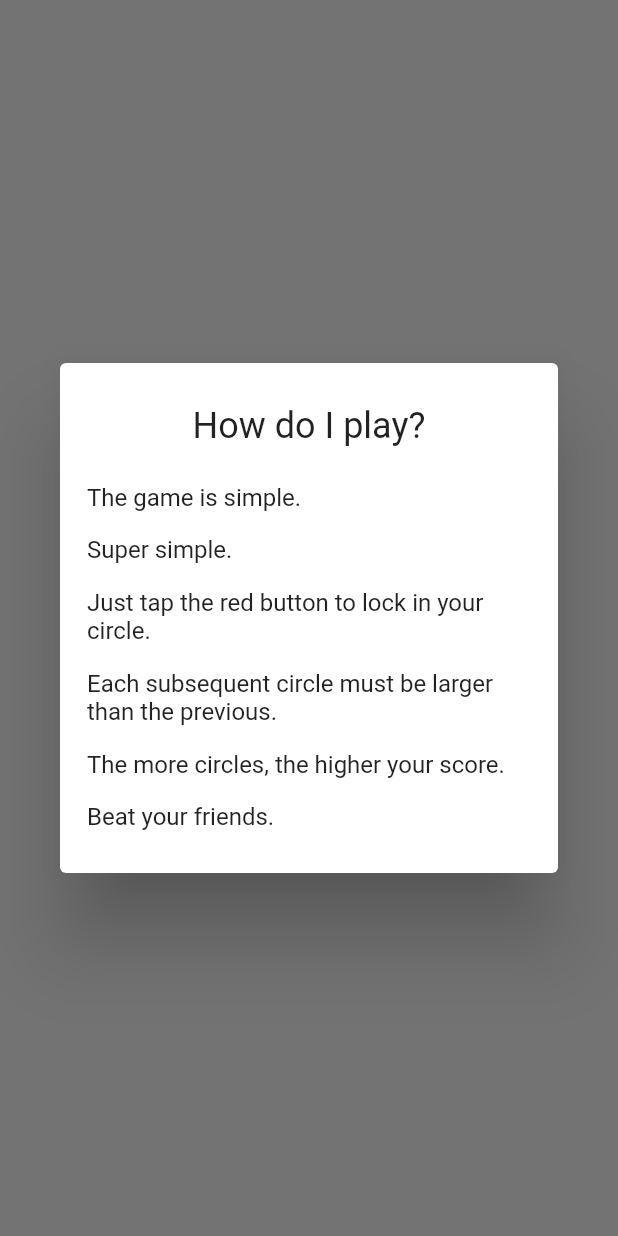
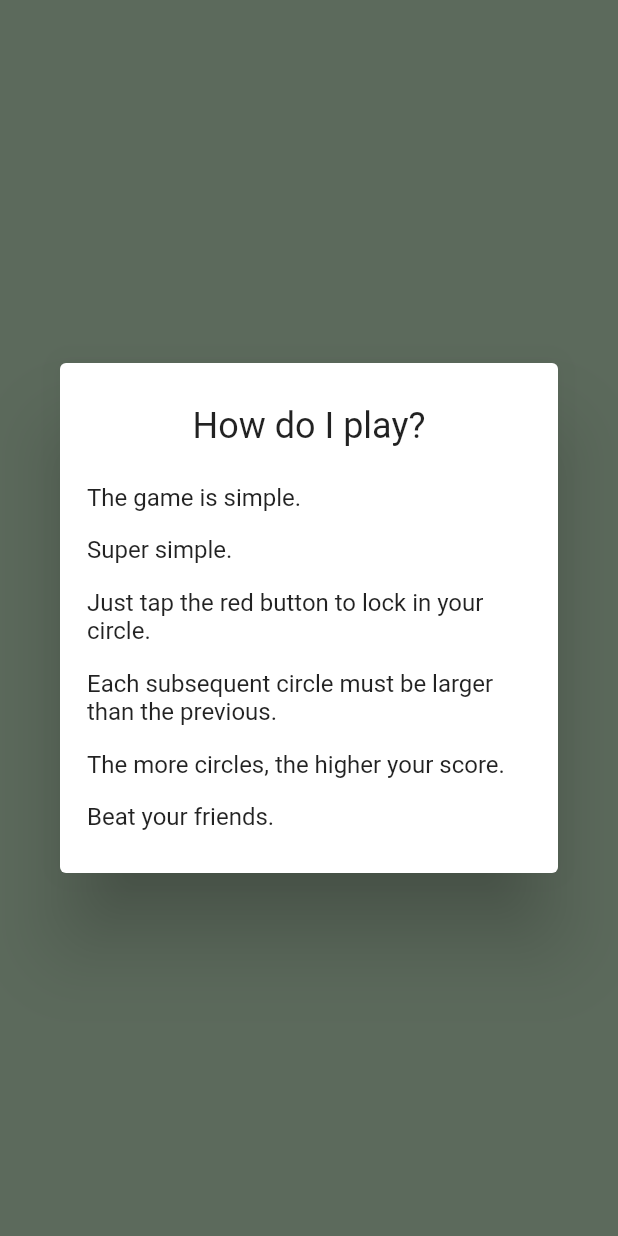
Before and after one commit to IsaacZhang1/daily-challenge-game, a Flutter app: the screen it shows after launch, on a phone screen of 412 x 824 dp. Run offline on Flutter 3.47's test engine with Material 2 defaults, Android fonts, the phone set to English and light mode, and no system bars; our stand-ins replace flutter_countdown_timer, shared_preferences.

Commit message:
quick color update

```diff
--- a/lib/main.dart
+++ b/lib/main.dart
@@ -24,7 +24,7 @@ class MyApp extends StatelessWidget {
         // or simply save your changes to "hot reload" in a Flutter IDE).
         // Notice that the counter didn't reset back to zero; the application
         // is not restarted.
-        primarySwatch: Colors.blue,
+        primarySwatch: Colors.teal,
       ),
       home: const LoadingPage(),
     );
@@ -75,7 +75,7 @@ class _LoadingPageState extends State<LoadingPage> {
         context,
         MaterialPageRoute(
           builder: (context) => HomeScreen(
-            playable: playable,
+            playable: true,
             currentScore: currentScore,
             highScore: highScore,
             isFirstLoad: isFirstLoad,
--- a/lib/screens/home_screen.dart
+++ b/lib/screens/home_screen.dart
@@ -52,6 +52,7 @@ class _HomeScreenState extends State<HomeScreen> {
       Future.delayed(const Duration(milliseconds: 500), () => showTutorial());
     }
     return Scaffold(
+      backgroundColor: Colors.green.shade100,
       body: playable
           ? const GameCanvas()
           : WaitingScreen(
```
